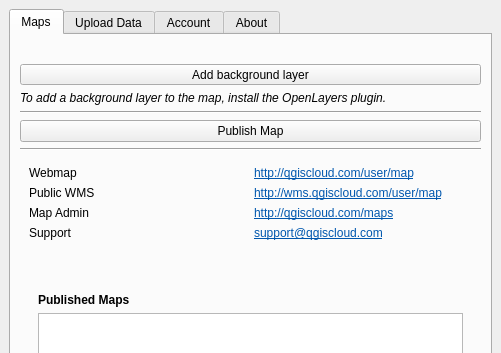
Before: the Qt Designer form qgiscloud/qgiscloudplugin.ui in qgiscloud/qgis-cloud-plugin, drawn with Qt 5; both pictures show x 0 to 501 and y 0 to 353 of the 501 by 703 pixel window.
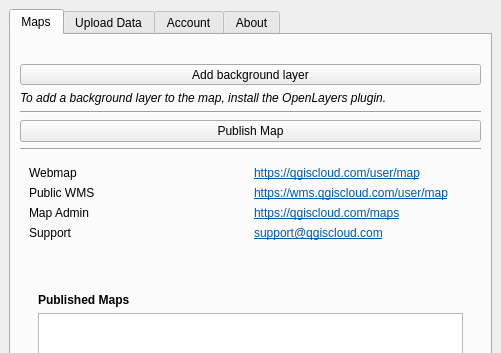
After: the same form once the commit is applied. The open tabs and pages were chosen to show the change. Icons and pictures are not drawn. Custom widgets are drawn as their Qt base class.

Patch:
```diff
--- a/qgiscloud/qgiscloudplugin.ui
+++ b/qgiscloud/qgiscloudplugin.ui
@@ -113,8 +113,8 @@
               <string>&lt;!DOCTYPE HTML PUBLIC &quot;-//W3C//DTD HTML 4.0//EN&quot; &quot;http://www.w3.org/TR/REC-html40/strict.dtd&quot;&gt;
 &lt;html&gt;&lt;head&gt;&lt;meta name=&quot;qrichtext&quot; content=&quot;1&quot; /&gt;&lt;style type=&quot;text/css&quot;&gt;
 p, li { white-space: pre-wrap; }
-&lt;/style&gt;&lt;/head&gt;&lt;body style=&quot; font-family:'Sans Serif'; font-size:9pt; font-weight:400; font-style:normal;&quot;&gt;
-&lt;p style=&quot; margin-top:0px; margin-bottom:0px; margin-left:0px; margin-right:0px; -qt-block-indent:0; text-indent:0px;&quot;&gt;&lt;a href=&quot;http://wms.qgiscloud.com/user/map&quot;&gt;&lt;span style=&quot; font-family:'Ubuntu'; text-decoration: underline; color:#0057ae;&quot;&gt;http://wms.qgiscloud.com/user/map&lt;/span&gt;&lt;/a&gt;&lt;/p&gt;&lt;/body&gt;&lt;/html&gt;</string>
+&lt;/style&gt;&lt;/head&gt;&lt;body style=&quot; font-family:'Ubuntu'; font-size:11pt; font-weight:400; font-style:normal;&quot;&gt;
+&lt;p style=&quot; margin-top:0px; margin-bottom:0px; margin-left:0px; margin-right:0px; -qt-block-indent:0; text-indent:0px;&quot;&gt;&lt;a href=&quot;http://wms.qgiscloud.com/user/map&quot;&gt;&lt;span style=&quot; font-size:9pt; text-decoration: underline; color:#0057ae;&quot;&gt;https://wms.qgiscloud.com/user/map&lt;/span&gt;&lt;/a&gt;&lt;/p&gt;&lt;/body&gt;&lt;/html&gt;</string>
              </property>
              <property name="openExternalLinks">
               <bool>true</bool>
@@ -134,8 +134,8 @@
               <string>&lt;!DOCTYPE HTML PUBLIC &quot;-//W3C//DTD HTML 4.0//EN&quot; &quot;http://www.w3.org/TR/REC-html40/strict.dtd&quot;&gt;
 &lt;html&gt;&lt;head&gt;&lt;meta name=&quot;qrichtext&quot; content=&quot;1&quot; /&gt;&lt;style type=&quot;text/css&quot;&gt;
 p, li { white-space: pre-wrap; }
-&lt;/style&gt;&lt;/head&gt;&lt;body style=&quot; font-family:'Sans Serif'; font-size:9pt; font-weight:400; font-style:normal;&quot;&gt;
-&lt;p style=&quot; margin-top:0px; margin-bottom:0px; margin-left:0px; margin-right:0px; -qt-block-indent:0; text-indent:0px;&quot;&gt;&lt;a href=&quot;http://qgiscloud.com/maps&quot;&gt;&lt;span style=&quot; font-family:'Ubuntu'; text-decoration: underline; color:#0057ae;&quot;&gt;http://qgiscloud.com/maps&lt;/span&gt;&lt;/a&gt;&lt;/p&gt;&lt;/body&gt;&lt;/html&gt;</string>
+&lt;/style&gt;&lt;/head&gt;&lt;body style=&quot; font-family:'Ubuntu'; font-size:11pt; font-weight:400; font-style:normal;&quot;&gt;
+&lt;p style=&quot; margin-top:0px; margin-bottom:0px; margin-left:0px; margin-right:0px; -qt-block-indent:0; text-indent:0px;&quot;&gt;&lt;a href=&quot;http://qgiscloud.com/maps&quot;&gt;&lt;span style=&quot; font-size:9pt; text-decoration: underline; color:#0057ae;&quot;&gt;https://qgiscloud.com/maps&lt;/span&gt;&lt;/a&gt;&lt;/p&gt;&lt;/body&gt;&lt;/html&gt;</string>
              </property>
              <property name="openExternalLinks">
               <bool>true</bool>
@@ -179,8 +179,8 @@
               <string>&lt;!DOCTYPE HTML PUBLIC &quot;-//W3C//DTD HTML 4.0//EN&quot; &quot;http://www.w3.org/TR/REC-html40/strict.dtd&quot;&gt;
 &lt;html&gt;&lt;head&gt;&lt;meta name=&quot;qrichtext&quot; content=&quot;1&quot; /&gt;&lt;style type=&quot;text/css&quot;&gt;
 p, li { white-space: pre-wrap; }
-&lt;/style&gt;&lt;/head&gt;&lt;body style=&quot; font-family:'Sans Serif'; font-size:9pt; font-weight:400; font-style:normal;&quot;&gt;
-&lt;p style=&quot; margin-top:0px; margin-bottom:0px; margin-left:0px; margin-right:0px; -qt-block-indent:0; text-indent:0px;&quot;&gt;&lt;a href=&quot;http://qgiscloud.com/user/map&quot;&gt;&lt;span style=&quot; font-family:'Ubuntu'; text-decoration: underline; color:#0057ae;&quot;&gt;http://qgiscloud.com/user/map&lt;/span&gt;&lt;/a&gt;&lt;/p&gt;&lt;/body&gt;&lt;/html&gt;</string>
+&lt;/style&gt;&lt;/head&gt;&lt;body style=&quot; font-family:'Ubuntu'; font-size:11pt; font-weight:400; font-style:normal;&quot;&gt;
+&lt;p style=&quot; margin-top:0px; margin-bottom:0px; margin-left:0px; margin-right:0px; -qt-block-indent:0; text-indent:0px;&quot;&gt;&lt;a href=&quot;http://qgiscloud.com/user/map&quot;&gt;&lt;span style=&quot; font-size:9pt; text-decoration: underline; color:#0057ae;&quot;&gt;https://qgiscloud.com/user/map&lt;/span&gt;&lt;/a&gt;&lt;/p&gt;&lt;/body&gt;&lt;/html&gt;</string>
              </property>
              <property name="openExternalLinks">
               <bool>true</bool>
```
